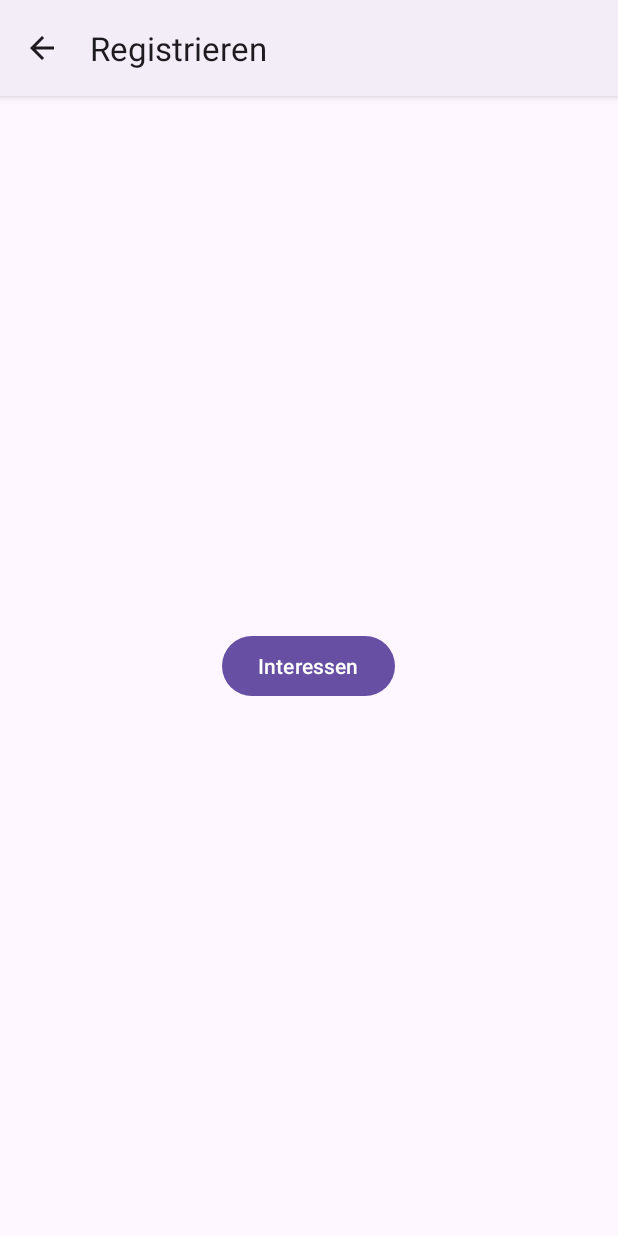
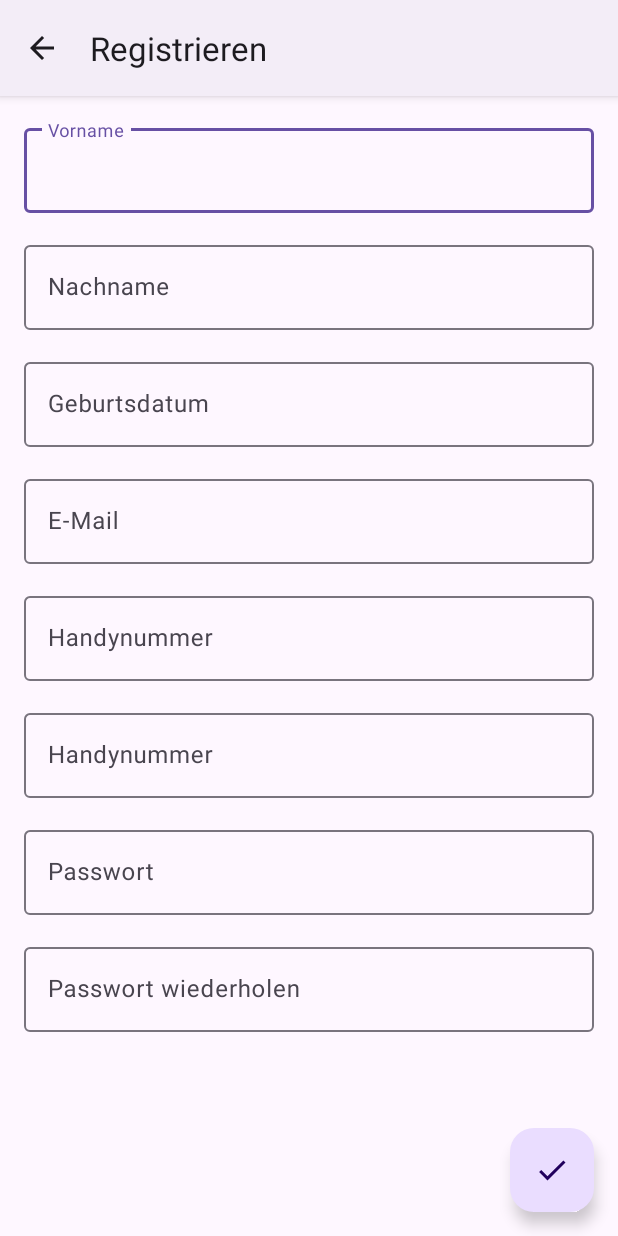
Before and after one commit to Sandlo/EventRadar, an Android app: the RegisterActivity screen opened directly, with no data from a screen before it, on a phone screen of 412 x 824 dp. Run offline under Robolectric (Android 15) with nearby library versions, the phone set to English and light mode, and no system bars.

Commit message:
Textfelder und Button

```diff
--- a/app/src/main/java/com/example/eventradar/activities/RegisterActivity.kt
+++ b/app/src/main/java/com/example/eventradar/activities/RegisterActivity.kt
@@ -2,15 +2,15 @@
 
 import android.content.Intent
 import android.os.Bundle
-import android.widget.Button
 import com.example.eventradar.R
+import com.google.android.material.floatingactionbutton.FloatingActionButton
 
 class RegisterActivity : BaseActivity() {
     override fun onCreate(savedInstanceState: Bundle?) {
         super.onCreate(savedInstanceState)
         setContentView(R.layout.activity_register)
 
-        findViewById<Button>(R.id.dummy_button).setOnClickListener {
+        findViewById<FloatingActionButton>(R.id.floating_action_button).setOnClickListener {
             startActivity(Intent(this, InterestsActivity::class.java))
         }
     }
--- /dev/null
+++ b/app/src/main/res/drawable/ic_check.xml
@@ -0,0 +1,5 @@
+<vector android:height="24dp" android:tint="#000000"
+    android:viewportHeight="24" android:viewportWidth="24"
+    android:width="24dp" xmlns:android="http://schemas.android.com/apk/res/android">
+    <path android:fillColor="@android:color/white" android:pathData="M9,16.17L4.83,12l-1.42,1.41L9,19 21,7l-1.41,-1.41z"/>
+</vector>
--- a/app/src/main/res/layout/activity_register.xml
+++ b/app/src/main/res/layout/activity_register.xml
@@ -1,12 +1,112 @@
 <?xml version="1.0" encoding="utf-8"?>
 <RelativeLayout xmlns:android="http://schemas.android.com/apk/res/android"
     android:layout_width="match_parent"
-    android:layout_height="match_parent">
+    android:layout_height="match_parent"
+    xmlns:app="http://schemas.android.com/apk/res-auto">
+<LinearLayout
+    android:layout_width="match_parent"
+    android:layout_height="match_parent"
+    android:orientation="vertical"
+    android:padding="@dimen/full_padding">
+    <com.google.android.material.textfield.TextInputLayout
+        android:id="@+id/textField"
+        android:layout_width="match_parent"
+        android:layout_height="wrap_content"
+        android:hint="Vorname"
+        android:layout_marginBottom="@dimen/full_padding">
+        <com.google.android.material.textfield.TextInputEditText
+            android:layout_width="match_parent"
+            android:layout_height="wrap_content" />
+    </com.google.android.material.textfield.TextInputLayout>
 
-    <Button
-        android:id="@+id/dummy_button"
+    <com.google.android.material.textfield.TextInputLayout
+        android:id="@+id/textField"
+        android:layout_width="match_parent"
+        android:layout_height="wrap_content"
+        android:hint="Nachname"
+        android:layout_marginBottom="@dimen/full_padding">
+        <com.google.android.material.textfield.TextInputEditText
+            android:layout_width="match_parent"
+            android:layout_height="wrap_content" />
+    </com.google.android.material.textfield.TextInputLayout>
+
+    <com.google.android.material.textfield.TextInputLayout
+        android:id="@+id/textField"
+        android:layout_width="match_parent"
+        android:layout_height="wrap_content"
+        android:hint="Geburtsdatum"
+        android:layout_marginBottom="@dimen/full_padding">
+        <com.google.android.material.textfield.TextInputEditText
+            android:layout_width="match_parent"
+            android:layout_height="wrap_content" />
+    </com.google.android.material.textfield.TextInputLayout>
+
+    <com.google.android.material.textfield.TextInputLayout
+        android:id="@+id/textField"
+        android:layout_width="match_parent"
+        android:layout_height="wrap_content"
+        android:hint="E-Mail"
+        android:layout_marginBottom="@dimen/full_padding">
+        <com.google.android.material.textfield.TextInputEditText
+            android:layout_width="match_parent"
+            android:layout_height="wrap_content" />
+    </com.google.android.material.textfield.TextInputLayout>
+
+    <com.google.android.material.textfield.TextInputLayout
+        android:id="@+id/textField"
+        android:layout_width="match_parent"
+        android:layout_height="wrap_content"
+        android:hint="Handynummer"
+        android:layout_marginBottom="@dimen/full_padding">
+        <com.google.android.material.textfield.TextInputEditText
+            android:layout_width="match_parent"
+            android:layout_height="wrap_content" />
+    </com.google.android.material.textfield.TextInputLayout>
+
+    <com.google.android.material.textfield.TextInputLayout
+        android:id="@+id/textField"
+        android:layout_width="match_parent"
+        android:layout_height="wrap_content"
+        android:hint="Handynummer"
+        android:layout_marginBottom="@dimen/full_padding">
+        <com.google.android.material.textfield.TextInputEditText
+            android:layout_width="match_parent"
+            android:layout_height="wrap_content" />
+    </com.google.android.material.textfield.TextInputLayout>
+
+    <com.google.android.material.textfield.TextInputLayout
+        android:id="@+id/textField"
+        android:layout_width="match_parent"
+        android:layout_height="wrap_content"
+        android:hint="Passwort"
+        android:layout_marginBottom="@dimen/full_padding">
+        <com.google.android.material.textfield.TextInputEditText
+            android:layout_width="match_parent"
+            android:layout_height="wrap_content" />
+    </com.google.android.material.textfield.TextInputLayout>
+
+    <com.google.android.material.textfield.TextInputLayout
+        android:id="@+id/textField"
+        android:layout_width="match_parent"
+        android:layout_height="wrap_content"
+        android:hint="Passwort wiederholen"
+        android:layout_marginBottom="@dimen/full_padding">
+        <com.google.android.material.textfield.TextInputEditText
+            android:layout_width="match_parent"
+            android:layout_height="wrap_content" />
+    </com.google.android.material.textfield.TextInputLayout>
+
+</LinearLayout>
+    <com.google.android.material.floatingactionbutton.FloatingActionButton
+        android:id="@+id/floating_action_button"
         android:layout_width="wrap_content"
         android:layout_height="wrap_content"
-        android:text="@string/title_interests"
-        android:layout_centerInParent="true" />
+        android:layout_gravity="bottom|end"
+        android:layout_margin="@dimen/full_padding"
+        android:layout_alignParentBottom="true"
+        android:layout_alignParentEnd="true"
+        android:contentDescription="@string/title_interests"
+        app:srcCompat="@drawable/ic_check" />
+
+
 </RelativeLayout>
```
